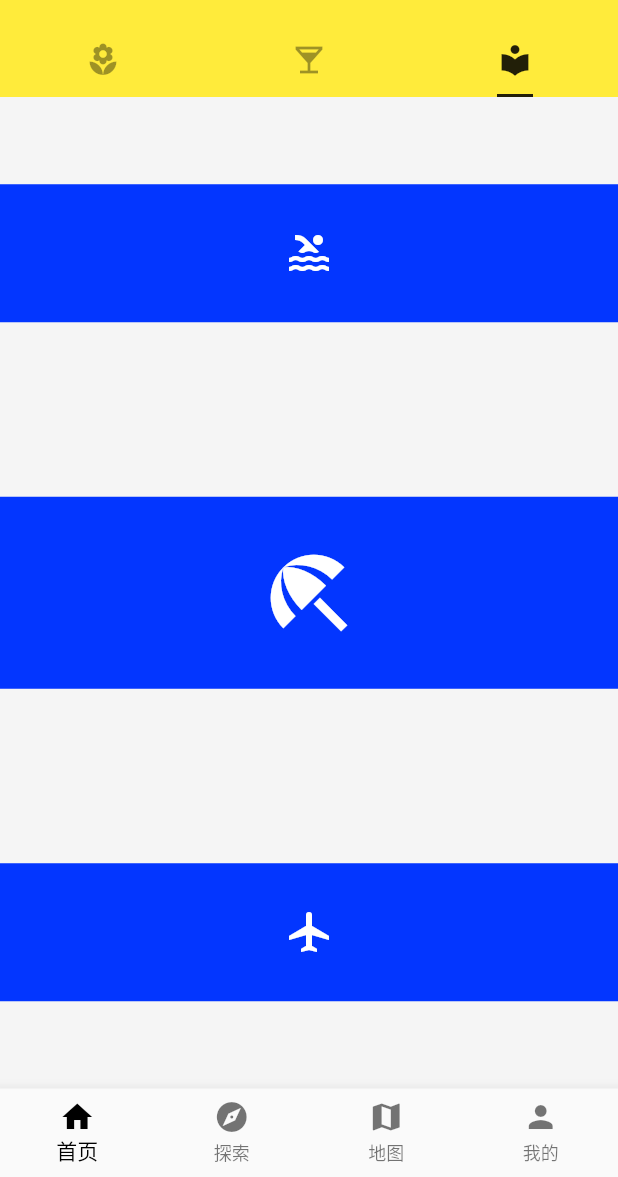
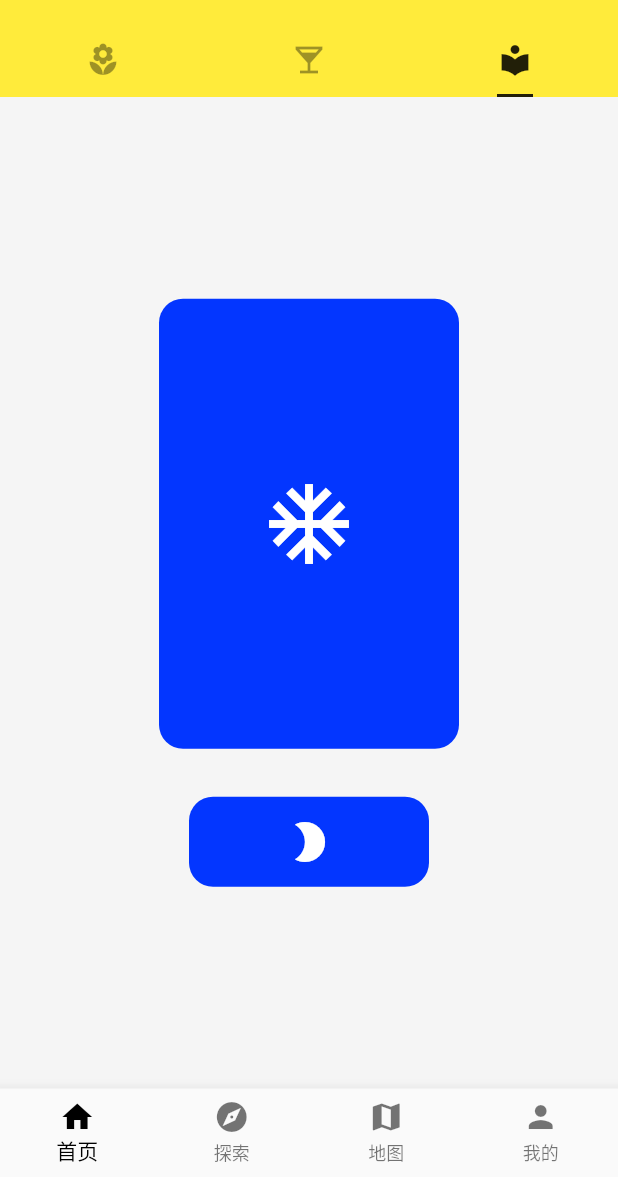
Before and after one commit to vantch/vantch-flutter, a Flutter app: the screen it shows after launch, tab 3 chosen, on a phone screen of 412 x 824 dp, the part 59-1236 px from its top. Run offline on Flutter 3.47's test engine with Material 2 defaults, Android fonts, the phone set to English and light mode, and no system bars; network calls fail.

Commit message:
SizeBox 固定尺寸的盒子

```diff
--- a/lib/demo/layout_demo.dart
+++ b/lib/demo/layout_demo.dart
@@ -3,7 +3,53 @@ import 'package:flutter/material.dart';
 class LayoutDemo extends StatelessWidget {
   @override
   Widget build(BuildContext context) {
-    return IconRow();
+    return SizeBox();
+  }
+}
+
+class SizeBox extends StatelessWidget {
+  @override
+  Widget build(BuildContext context) {
+    return Container(
+      child: Column(
+        mainAxisAlignment: MainAxisAlignment.center,
+        children: <Widget>[
+          SizedBox(
+            width: 200.0,
+            height: 300.0,
+            child: Container(
+              decoration: BoxDecoration(
+                color: Color.fromRGBO(3, 54, 255, 1.0),
+                borderRadius: BorderRadius.circular(16.0),
+              ),
+              child: Icon(
+                Icons.ac_unit,
+                size: 64.0,
+                color: Colors.white,
+              ),
+            ),
+          ),
+          SizedBox(
+            height: 32.0,
+          ),
+          SizedBox(
+            width: 160.0,
+            height: 60.0,
+            child: Container(
+              decoration: BoxDecoration(
+                color: Color.fromRGBO(3, 54, 255, 1.0),
+                borderRadius: BorderRadius.circular(16.0),
+              ),
+              child: Icon(
+                Icons.brightness_2,
+                color: Colors.white,
+                size: 32.0,
+              ),
+            ),
+          ),
+        ],
+      ),
+    );
   }
 }
 
@@ -16,7 +62,10 @@ class IconRow extends StatelessWidget {
         crossAxisAlignment: CrossAxisAlignment.stretch,
         children: <Widget>[
           IconBadge(Icons.pool),
-          IconBadge(Icons.beach_access, size: 68.0,),
+          IconBadge(
+            Icons.beach_access,
+            size: 68.0,
+          ),
           IconBadge(Icons.airplanemode_active),
         ],
       ),
@@ -33,7 +82,11 @@ class IconBadge extends StatelessWidget {
   @override
   Widget build(BuildContext context) {
     return Container(
-      child: Icon(icon, size: size, color: Colors.white,),
+      child: Icon(
+        icon,
+        size: size,
+        color: Colors.white,
+      ),
       width: size + 60.0,
       height: size + 60.0,
       color: Color.fromRGBO(3, 54, 255, 1.0),
```
